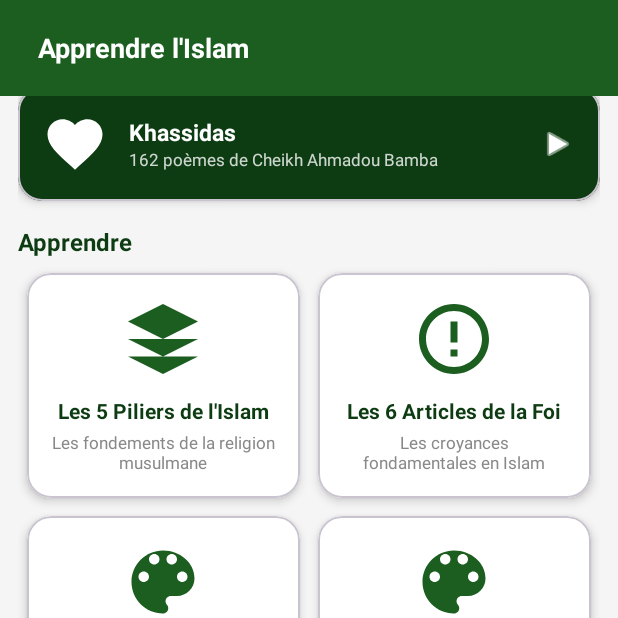
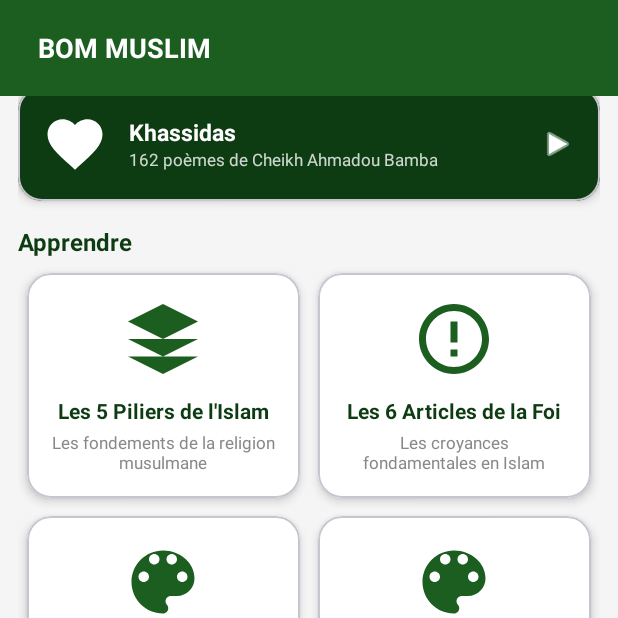
Before and after one commit to serignesalioudia-boop/bon-muslim, an Android app: the screen it shows after launch (MainActivity), on a phone screen of 412 x 824 dp, the top half of it. Run offline under Robolectric (Android 15) with nearby library versions, the light colour scheme and no system bars.

Commit message:
Renommage de l'app en BOM MUSLIM

```diff
--- a/app/src/main/java/com/sourate/app/MainActivity.kt
+++ b/app/src/main/java/com/sourate/app/MainActivity.kt
@@ -16,7 +16,7 @@ class MainActivity : AppCompatActivity() {
         setContentView(binding.root)
 
         setSupportActionBar(binding.toolbar)
-        supportActionBar?.title = "  Apprendre l'Islam"
+        supportActionBar?.title = "  BOM MUSLIM"
 
         binding.cardQuran.setOnClickListener {
             startActivity(Intent(this, QuranActivity::class.java))
--- a/app/src/main/res/values/strings.xml
+++ b/app/src/main/res/values/strings.xml
@@ -1,4 +1,4 @@
 <?xml version="1.0" encoding="utf-8"?>
 <resources>
-    <string name="app_name">Sourate — Apprendre l\'Islam</string>
+    <string name="app_name">BOM MUSLIM</string>
 </resources>
--- a/settings.gradle.kts
+++ b/settings.gradle.kts
@@ -12,5 +12,5 @@ dependencyResolutionManagement {
         mavenCentral()
     }
 }
-rootProject.name = "Sourate"
+rootProject.name = "BomMuslim"
 include(":app")
```
Also changed, not shown: app/build.gradle.kts (+7 -0 lines).
